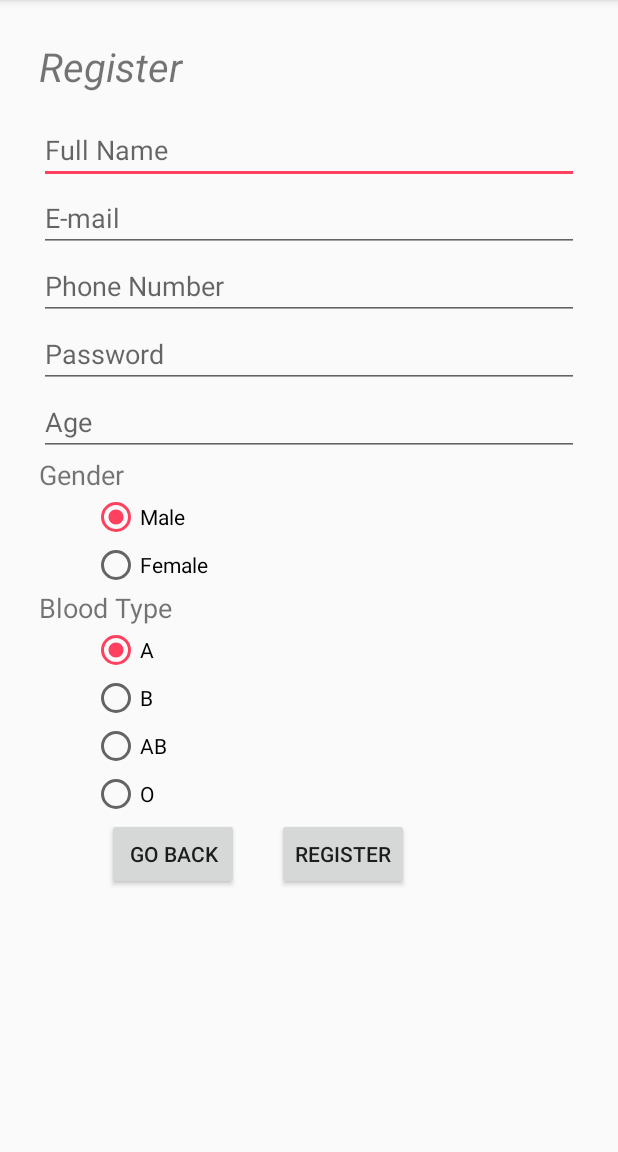
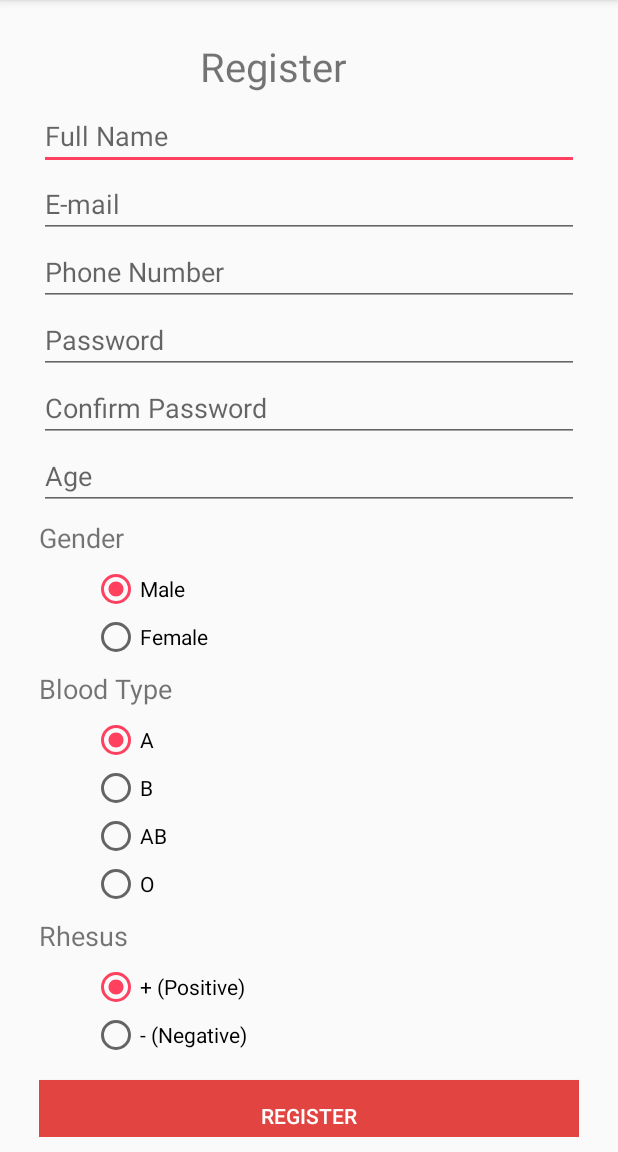
Before and after one commit to galeslash/Aegis, an Android app: the Register screen opened directly, with no data from a screen before it, on a phone screen of 412 x 824 dp, the part 84-1236 px from its top. Run offline under Robolectric (Android 15) with nearby library versions, the phone set to English and light mode, and no system bars; our stand-ins replace Volley.

Commit message:
fix bug layout cannot resize automatically and add 'rhesus' option'

```diff
--- a/TheRedJournal/app/build.gradle
+++ b/TheRedJournal/app/build.gradle
@@ -2,7 +2,7 @@ apply plugin: 'com.android.application'
 
 android {
     compileSdkVersion 24
-    buildToolsVersion "24.0.2"
+    buildToolsVersion '24.0.2'
     defaultConfig {
         applicationId "com.example.alphacr.theredjournal"
         minSdkVersion 15
@@ -20,7 +20,7 @@ android {
 }
 
 dependencies {
-    compile fileTree(dir: 'libs', include: ['*.jar'])
+    compile fileTree(include: ['*.jar'], dir: 'libs')
     androidTestCompile('com.android.support.test.espresso:espresso-core:2.2.2', {
         exclude group: 'com.android.support', module: 'support-annotations'
     })
--- a/TheRedJournal/app/src/main/AndroidManifest.xml
+++ b/TheRedJournal/app/src/main/AndroidManifest.xml
@@ -13,7 +13,7 @@
         android:name="com.example.alphacr.theredjournal.AppController">
         <activity android:name=".LoginActivity"
             android:label="@string/app_name"
-            android:windowSoftInputMode="adjustPan"
+            android:windowSoftInputMode="adjustResize|stateHidden"
             >
             <intent-filter>
                 <action android:name="android.intent.action.MAIN" />
@@ -36,7 +36,7 @@
             android:name=".Register"
             android:label="@string/app_name"
             android:launchMode="singleTop"
-            android:windowSoftInputMode="adjustPan"
+            android:windowSoftInputMode="adjustResize"
             android:parentActivityName=".LoginActivity">
             <meta-data
                 android:name="android.support.PARENT_ACTIVITY"
--- a/TheRedJournal/app/src/main/res/layout/activity_register.xml
+++ b/TheRedJournal/app/src/main/res/layout/activity_register.xml
@@ -5,7 +5,7 @@
     android:layout_width="wrap_content"
     android:layout_height="wrap_content"
     android:padding="10dp"
-    android:paddingBottom="20dp">
+    android:paddingBottom="50dp">
     <RelativeLayout
         android:id="@+id/activity_register"
         android:layout_width="wrap_content"
@@ -63,20 +63,9 @@
         android:layout_below="@+id/age"
         android:layout_alignParentLeft="true"
         android:layout_alignParentStart="true"
-        android:textSize="8pt"/>
-
-    <EditText
-        android:layout_width="wrap_content"
-        android:layout_height="wrap_content"
-        android:inputType="phone"
-        android:ems="10"
-        android:id="@+id/age"
-        android:hint="Age"
-        android:layout_below="@+id/password"
-        android:layout_alignParentLeft="true"
-        android:layout_alignParentStart="true"
-        android:layout_alignParentRight="true"
-        android:layout_alignParentEnd="true" />
+        android:textSize="8pt"
+        android:layout_marginTop="6dp"
+        android:layout_marginBottom="6dp"/>
 
         <TextView
         android:text="Blood Type"
@@ -86,7 +75,21 @@
         android:textSize="8pt"
         android:layout_below="@+id/gender"
         android:layout_alignParentLeft="true"
-        android:layout_alignParentStart="true" />
+        android:layout_alignParentStart="true"
+        android:layout_marginTop="6dp"
+        android:layout_marginBottom="6dp"/>
+
+        <TextView
+            android:text="Rhesus"
+            android:layout_width="wrap_content"
+            android:layout_height="wrap_content"
+            android:id="@+id/rhesustext"
+            android:textSize="8pt"
+            android:layout_below="@+id/bloodType"
+            android:layout_alignParentLeft="true"
+            android:layout_alignParentStart="true"
+            android:layout_marginTop="6dp"
+            android:layout_marginBottom="6dp"/>
 
     <RadioGroup
         android:layout_width="match_parent"
@@ -129,42 +132,6 @@
         android:layout_alignParentRight="true"
         android:layout_alignParentEnd="true"
         />
-
-    <Button
-        android:text="Go back"
-        android:layout_width="wrap_content"
-        android:layout_height="wrap_content"
-        android:id="@+id/loginPage"
-        android:layout_marginRight="20dp"
-        android:layout_alignParentBottom="true"
-        android:layout_below="@+id/bloodType"
-        android:layout_marginLeft="45dp"
-
-        />
-
-    <Button
-        android:text="Register"
-        android:layout_width="wrap_content"
-        android:layout_height="wrap_content"
-        android:id="@+id/register"
-        android:layout_alignParentBottom="true"
-        android:layout_toRightOf="@+id/loginPage"
-        android:layout_toEndOf="@+id/loginPage"
-        android:layout_marginLeft="5dp" />
-
-    <TextView
-        android:text="Register"
-        android:layout_width="wrap_content"
-        android:layout_height="wrap_content"
-        android:id="@+id/textView"
-        android:textSize="12pt"
-        android:textStyle="italic"
-        android:fontFamily="sans-serif"
-        android:layout_toLeftOf="@+id/register"
-        android:layout_alignParentTop="true"
-        android:layout_alignParentLeft="true"
-        android:layout_alignParentStart="true"
-        android:layout_marginBottom="15dp"/>
 
         <RadioGroup
         android:layout_height="match_parent"
@@ -211,5 +178,84 @@
             android:layout_marginStart="35dp"/>
         </RadioGroup>
 
+        <RadioGroup
+            android:layout_width="wrap_content"
+            android:layout_height="wrap_content"
+            android:id="@+id/rhesus"
+            android:layout_below="@id/rhesustext"
+            android:layout_alignParentLeft="true"
+            android:layout_alignParentStart="true">
+
+            <RadioButton
+                android:layout_width="wrap_content"
+                android:layout_height="wrap_content"
+                android:text="+ (Positive) "
+                android:id="@+id/plus"
+                style="@android:style/Widget.CompoundButton.RadioButton"
+                android:layout_marginLeft="35dp"
+                android:layout_marginStart="35dp"
+                android:checked="true"/>
+            <RadioButton
+                android:layout_width="wrap_content"
+                android:layout_height="wrap_content"
+                android:text="- (Negative)"
+                android:id="@+id/minus"
+                style="@android:style/Widget.CompoundButton.RadioButton"
+                android:layout_marginLeft="35dp"
+                android:layout_marginStart="35dp"/>
+        </RadioGroup>
+
+        <Button
+            android:text="Register"
+            android:textColor="#ffffff"
+            android:background="@color/colorPrimary"
+            android:layout_width="match_parent"
+            android:layout_height="wrap_content"
+            android:id="@+id/register"
+            android:layout_marginTop="14dp"
+            android:layout_below="@+id/rhesus"
+            android:layout_alignParentLeft="true"
+            android:layout_alignParentStart="true" />
+
+        <EditText
+            android:layout_width="wrap_content"
+            android:layout_height="wrap_content"
+            android:inputType="textPassword"
+            android:ems="10"
+            android:hint="Confirm Password"
+            android:id="@+id/rePassword"
+            android:layout_below="@id/password"
+            android:layout_alignParentLeft="true"
+            android:layout_alignParentStart="true"
+            android:layout_alignParentRight="true"
+            android:layout_alignParentEnd="true" />
+
+        <EditText
+            android:layout_width="wrap_content"
+            android:layout_height="wrap_content"
+            android:inputType="phone"
+            android:ems="10"
+            android:id="@+id/age"
+            android:hint="Age"
+            android:layout_below="@+id/rePassword"
+            android:layout_alignParentLeft="true"
+            android:layout_alignParentStart="true"
+            android:layout_alignParentRight="true"
+            android:layout_alignParentEnd="true" />
+
+        <TextView
+            android:text="Register"
+            android:layout_width="wrap_content"
+            android:layout_height="wrap_content"
+            android:id="@+id/textView"
+            android:textSize="12pt"
+            android:fontFamily="sans-serif"
+            android:layout_alignParentTop="true"
+            android:layout_toRightOf="@+id/text3"
+            android:layout_toEndOf="@+id/text3"
+            android:layout_marginLeft="18dp"
+            android:layout_marginStart="18dp"
+            android:layout_marginBottom="6dp"/>
+
     </RelativeLayout>
 </ScrollView>
--- a/TheRedJournal/build.gradle
+++ b/TheRedJournal/build.gradle
@@ -5,7 +5,7 @@ buildscript {
         jcenter()
     }
     dependencies {
-        classpath 'com.android.tools.build:gradle:2.2.0'
+        classpath 'com.android.tools.build:gradle:2.2.1'
 
         // NOTE: Do not place your application dependencies here; they belong
         // in the individual module build.gradle files
```
Also changed, not shown: TheRedJournal/app/src/main/java/com/example/alphacr/theredjournal/Register.java (+34 -20 lines), TheRedJournal/app/src/main/res/layout/activity_login.xml (+44 -24 lines). Lines whose indentation alone changed are shown as unchanged.
